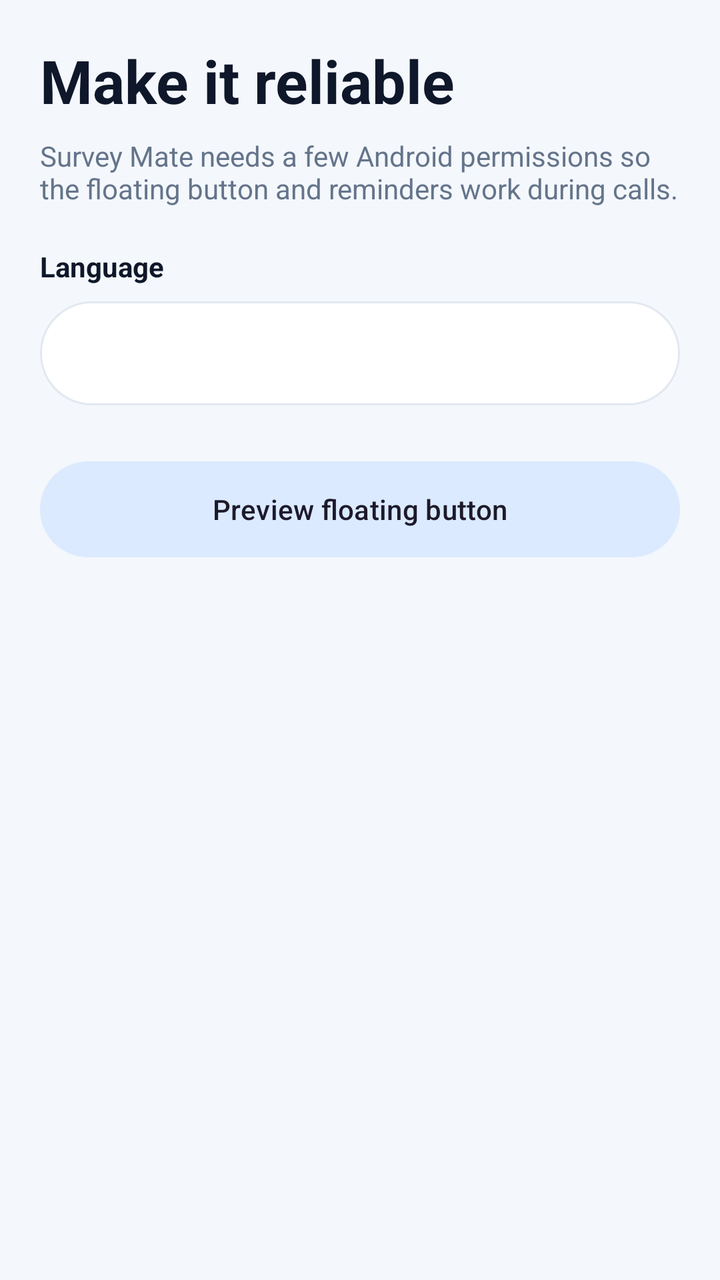
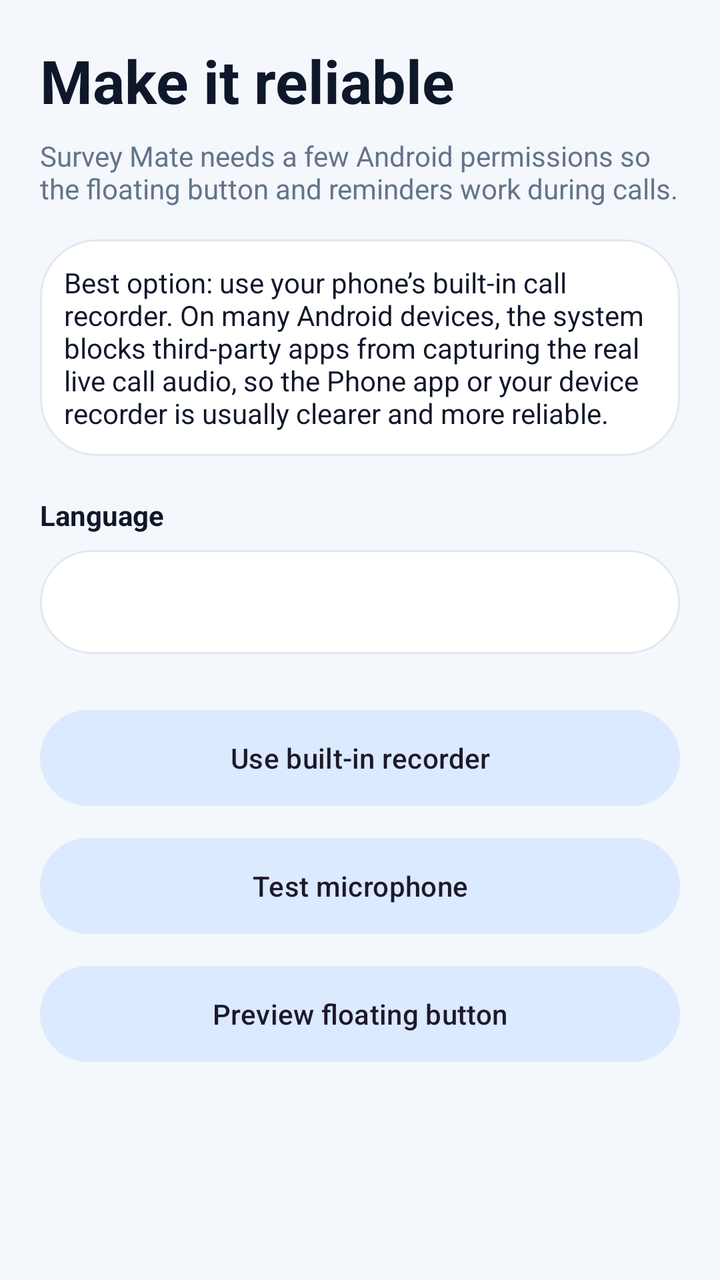

Compare the two renders of this Android layout. The source of the first and the diff that turns it into the second are given below.
<!-- AndroidManifest.xml: application theme Theme.SurveyMate -->
<!-- res/layout/fragment_settings.xml -->
<?xml version="1.0" encoding="utf-8"?>
<ScrollView xmlns:android="http://schemas.android.com/apk/res/android"
    android:layout_width="match_parent"
    android:layout_height="match_parent"
    android:background="@color/background"
    android:fillViewport="true">

    <LinearLayout
        android:layout_width="match_parent"
        android:layout_height="wrap_content"
        android:orientation="vertical"
        android:padding="20dp"
        android:paddingTop="28dp">

        <TextView
            android:layout_width="wrap_content"
            android:layout_height="wrap_content"
            android:text="@string/setup_title"
            android:textAppearance="@style/TextAppearance.SurveyMate.Title"
            android:textSize="30sp" />

        <TextView
            android:layout_width="match_parent"
            android:layout_height="wrap_content"
            android:layout_marginTop="8dp"
            android:text="@string/setup_body"
            android:textColor="@color/text_secondary" />

        <TextView
            android:layout_width="wrap_content"
            android:layout_height="wrap_content"
            android:layout_marginTop="20dp"
            android:text="@string/select_language"
            android:textColor="@color/text_primary"
            android:textStyle="bold" />

        <Spinner
            android:id="@+id/languageSpinner"
            android:layout_width="match_parent"
            android:layout_height="52dp"
            android:layout_marginTop="8dp"
            android:background="@drawable/bg_overlay_card"
            android:paddingStart="12dp"
            android:paddingEnd="12dp" />

        <LinearLayout
            android:id="@+id/permissionList"
            android:layout_width="match_parent"
            android:layout_height="wrap_content"
            android:layout_marginTop="16dp"
            android:orientation="vertical" />

        <com.google.android.material.button.MaterialButton
            android:id="@+id/previewOverlay"
            style="@style/Widget.Material3.Button.TonalButton"
            android:layout_width="match_parent"
            android:layout_height="56dp"
            android:layout_marginTop="8dp"
            android:text="@string/preview_overlay" />
    </LinearLayout>
</ScrollView>
<!-- resources referenced by this layout -->
<resources>
  <color name="background">#F4F7FB</color>
  <color name="text_primary">#0F172A</color>
  <color name="text_secondary">#64748B</color>
  <!-- drawable bg_overlay_card (drawable) -->
  <?xml version="1.0" encoding="utf-8"?>
  <shape xmlns:android="http://schemas.android.com/apk/res/android" android:shape="rectangle">
      <solid android:color="@color/surface" />
      <corners android:radius="28dp" />
      <stroke android:width="1dp" android:color="@color/outline" />
  </shape>
  <string name="preview_overlay">Preview floating button</string>
  <string name="select_language">Language</string>
  <string name="setup_body">Survey Mate needs a few Android permissions so the floating button and reminders work during calls.</string>
  <string name="setup_title">Make it reliable</string>
  <style name="TextAppearance.SurveyMate.Title" parent="TextAppearance.Material3.HeadlineSmall">
          <item name="android:textColor">@color/text_primary</item>
          <item name="android:textStyle">bold</item>
      </style>
  <style name="Theme.SurveyMate" parent="Theme.Material3.DayNight.NoActionBar">
          <item name="colorPrimary">@color/primary</item>
          <item name="colorOnPrimary">@color/on_primary</item>
          <item name="colorPrimaryContainer">@color/primary_container</item>
          <item name="colorSecondary">@color/secondary</item>
          <item name="colorSecondaryContainer">@color/secondary_container</item>
          <item name="android:statusBarColor">@color/background</item>
          <item name="android:navigationBarColor">@color/surface</item>
          <item name="android:windowLightStatusBar">true</item>
          <item name="android:windowBackground">@color/background</item>
          <item name="materialCardViewStyle">@style/Widget.SurveyMate.Card</item>
      </style>
  <color name="surface">#FFFFFF</color>
  <color name="outline">#E2E8F0</color>
  <color name="primary">#0F766E</color>
  <color name="on_primary">#FFFFFF</color>
  <color name="primary_container">#CCFBF1</color>
  <color name="secondary">#2563EB</color>
  <color name="secondary_container">#DBEAFE</color>
  <style name="Widget.SurveyMate.Card" parent="Widget.Material3.CardView.Elevated">
          <item name="cardElevation">0dp</item>
          <item name="cardCornerRadius">20dp</item>
          <item name="strokeWidth">1dp</item>
          <item name="strokeColor">@color/outline</item>
          <item name="cardBackgroundColor">@color/surface</item>
      </style>
</resources>

<!-- the commit's change to res/layout/fragment_settings.xml (unified diff, before → after) -->
@@ -27,6 +27,15 @@
             android:textColor="@color/text_secondary" />
 
         <TextView
+            android:layout_width="match_parent"
+            android:layout_height="wrap_content"
+            android:layout_marginTop="16dp"
+            android:background="@drawable/bg_overlay_card"
+            android:padding="12dp"
+            android:text="@string/builtin_recorder_notice"
+            android:textColor="@color/text_primary" />
+
+        <TextView
             android:layout_width="wrap_content"
             android:layout_height="wrap_content"
             android:layout_marginTop="20dp"
@@ -51,6 +60,22 @@
             android:orientation="vertical" />
 
         <com.google.android.material.button.MaterialButton
+            android:id="@+id/useBuiltInRecorder"
+            style="@style/Widget.Material3.Button.TonalButton"
+            android:layout_width="match_parent"
+            android:layout_height="56dp"
+            android:layout_marginTop="8dp"
+            android:text="@string/use_builtin_recorder" />
+
+        <com.google.android.material.button.MaterialButton
+            android:id="@+id/testMic"
+            style="@style/Widget.Material3.Button.TonalButton"
+            android:layout_width="match_parent"
+            android:layout_height="56dp"
+            android:layout_marginTop="8dp"
+            android:text="@string/test_mic" />
+
+        <com.google.android.material.button.MaterialButton
             android:id="@+id/previewOverlay"
             style="@style/Widget.Material3.Button.TonalButton"
             android:layout_width="match_parent"
<!-- resource entries referenced after the edit -->
@@ -10,10 +10,13 @@
       <corners android:radius="28dp" />
       <stroke android:width="1dp" android:color="@color/outline" />
   </shape>
+  <string name="builtin_recorder_notice">Best option: use your phone’s built-in call recorder. On many Android devices, the system blocks third-party apps from capturing the real live call audio, so the Phone app or your device recorder is usually clearer and more reliable.</string>
   <string name="preview_overlay">Preview floating button</string>
   <string name="select_language">Language</string>
   <string name="setup_body">Survey Mate needs a few Android permissions so the floating button and reminders work during calls.</string>
   <string name="setup_title">Make it reliable</string>
+  <string name="test_mic">Test microphone</string>
+  <string name="use_builtin_recorder">Use built-in recorder</string>
   <style name="TextAppearance.SurveyMate.Title" parent="TextAppearance.Material3.HeadlineSmall">
           <item name="android:textColor">@color/text_primary</item>
           <item name="android:textStyle">bold</item>
